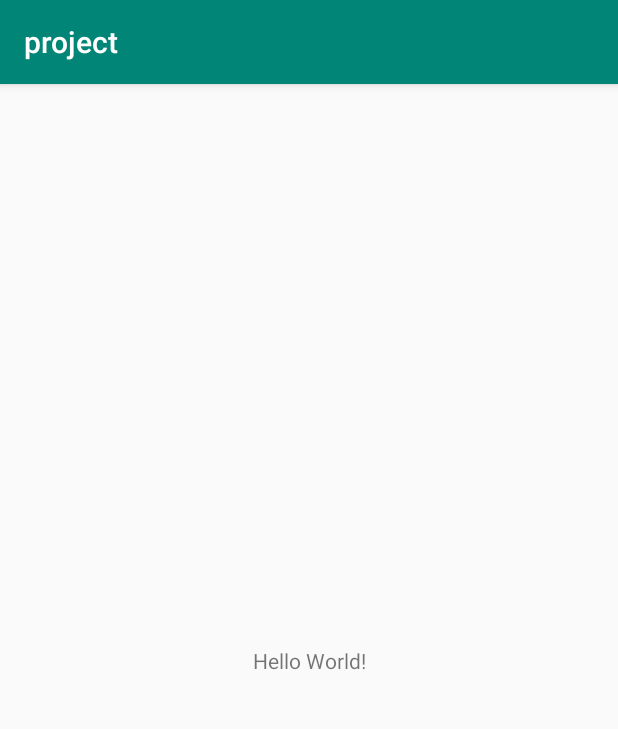
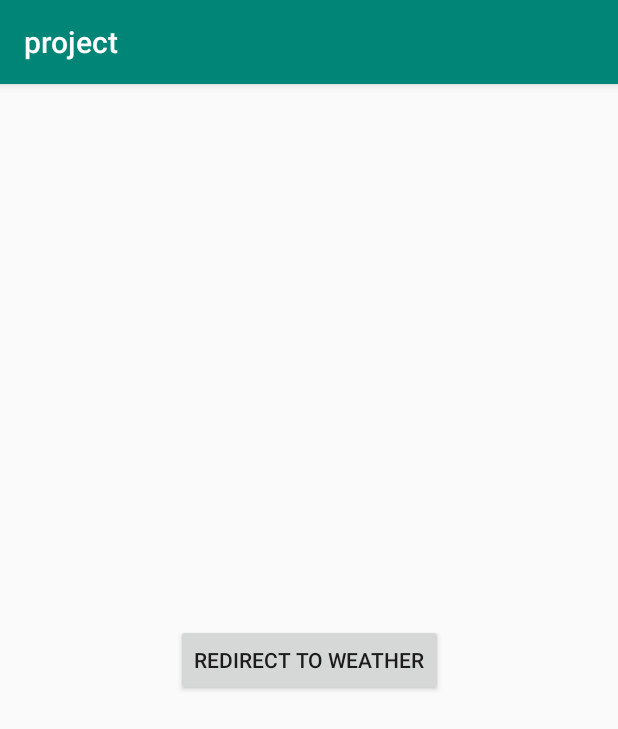
Before and after one commit to erikpoole/androidFitnessApp, an Android app: the screen it shows after launch (MainActivity before the commit, Weather after it), on a phone screen of 412 x 824 dp. Shown: the top 729 px of the screen. Run offline under Robolectric (Android 15) with nearby library versions, the phone set to English and light mode, and no system bars.

Commit message:
Really messy implementation of asking for location permissions

```diff
--- a/Project/app/src/main/AndroidManifest.xml
+++ b/Project/app/src/main/AndroidManifest.xml
@@ -2,6 +2,8 @@
 <manifest xmlns:android="http://schemas.android.com/apk/res/android"
     package="com.example.project">
 
+    <uses-permission android:name="android.permission.ACCESS_FINE_LOCATION" />
+    <uses-permission android:name="android.permission.ACCESS_COARSE_LOCATION" />
     <application
         android:allowBackup="true"
         android:icon="@mipmap/ic_launcher"
@@ -9,6 +11,7 @@
         android:roundIcon="@mipmap/ic_launcher_round"
         android:supportsRtl="true"
         android:theme="@style/AppTheme">
+        <activity android:name=".Weather"></activity>
         <activity android:name=".MainActivity">
             <intent-filter>
                 <action android:name="android.intent.action.MAIN" />
--- a/Project/app/src/main/java/com/example/project/MainActivity.java
+++ b/Project/app/src/main/java/com/example/project/MainActivity.java
@@ -1,7 +1,9 @@
 package com.example.project;
 
+import android.content.Intent;
 import android.support.v7.app.AppCompatActivity;
 import android.os.Bundle;
+import android.widget.EditText;
 
 public class MainActivity extends AppCompatActivity {
 
@@ -9,5 +11,8 @@ public class MainActivity extends AppCompatActivity {
     protected void onCreate(Bundle savedInstanceState) {
         super.onCreate(savedInstanceState);
         setContentView(R.layout.activity_main);
+
+        Intent weatherPage = new Intent(this, Weather.class);
+        startActivity(weatherPage);
     }
 }
--- /dev/null
+++ b/Project/app/src/main/java/com/example/project/Weather.java
@@ -0,0 +1,78 @@
+package com.example.project;
+
+import android.Manifest;
+import android.content.Context;
+import android.content.Intent;
+import android.content.pm.PackageManager;
+import android.location.Location;
+import android.location.LocationManager;
+import android.net.Uri;
+import android.support.v4.app.ActivityCompat;
+import android.support.v7.app.AppCompatActivity;
+import android.os.Bundle;
+import android.view.View;
+import android.widget.Button;
+import android.widget.Toast;
+
+public class Weather extends AppCompatActivity implements View.OnClickListener {
+    final int MY_PERMISSIONS_REQUEST_LOCATION = 99;
+
+    @Override
+    protected void onCreate(Bundle savedInstanceState) {
+        super.onCreate(savedInstanceState);
+        setContentView(R.layout.activity_weather);
+
+        Button weatherButton = findViewById(R.id.weatherButton);
+        weatherButton.setOnClickListener(this);
+    }
+
+    @Override
+    public void onClick(View v) {
+
+        switch (v.getId()) {
+            case R.id.weatherButton:
+                LocationManager locationManager = (LocationManager) getSystemService(Context.LOCATION_SERVICE);
+                if (ActivityCompat.checkSelfPermission(
+                        this, Manifest.permission.ACCESS_FINE_LOCATION) != PackageManager.PERMISSION_GRANTED) {
+                    ActivityCompat.requestPermissions( this, new String[] {  Manifest.permission.ACCESS_FINE_LOCATION  }, MY_PERMISSIONS_REQUEST_LOCATION);
+
+                    // TODO: Consider calling
+                    //    ActivityCompat#requestPermissions
+                    // here to request the missing permissions, and then overriding
+                    //   public void onRequestPermissionsResult(int requestCode, String[] permissions,
+                    //                                          int[] grantResults)
+                    // to handle the case where the user grants the permission. See the documentation
+                    // for ActivityCompat#requestPermissions for more details.
+                    Toast.makeText(getApplicationContext(), "Failed", Toast.LENGTH_LONG).show();
+                    return;
+                }
+                Location location = locationManager.getLastKnownLocation(locationManager.GPS_PROVIDER);
+                Toast.makeText(getApplicationContext(), location.toString(), Toast.LENGTH_LONG).show();
+//                Uri webpage = Uri.parse("http://weather.com/weather/tenday/l/Salt+Lake+City+UT+USUT0225:1:US");
+//                Intent webIntent = new Intent(Intent.ACTION_VIEW, webpage);
+//                startActivity(webIntent);
+
+        }
+    }
+
+    @Override
+    public void onRequestPermissionsResult(int requestCode, String[] permissions, int[] grantResults) {
+        switch (requestCode) {
+            case MY_PERMISSIONS_REQUEST_LOCATION: {
+                // If request is cancelled, the result arrays are empty.
+                if (grantResults.length > 0
+                        && grantResults[0] == PackageManager.PERMISSION_GRANTED) {
+                    // permission was granted, yay! Do the
+                    // contacts-related task you need to do.
+                } else {
+                    // permission denied, boo! Disable the
+                    // functionality that depends on this permission.
+                }
+                return;
+            }
+
+            // other 'case' lines to check for other
+            // permissions this app might request.
+        }
+    }
+}
--- /dev/null
+++ b/Project/app/src/main/res/layout/activity_weather.xml
@@ -0,0 +1,19 @@
+<?xml version="1.0" encoding="utf-8"?>
+<android.support.constraint.ConstraintLayout xmlns:android="http://schemas.android.com/apk/res/android"
+    xmlns:app="http://schemas.android.com/apk/res-auto"
+    xmlns:tools="http://schemas.android.com/tools"
+    android:layout_width="match_parent"
+    android:layout_height="match_parent"
+    tools:context=".Weather">
+
+    <Button
+        android:id="@+id/weatherButton"
+        android:layout_width="wrap_content"
+        android:layout_height="wrap_content"
+        app:layout_constraintBottom_toBottomOf="parent"
+        app:layout_constraintTop_toTopOf="parent"
+        app:layout_constraintRight_toRightOf="parent"
+        app:layout_constraintLeft_toLeftOf="parent"
+        android:text="redirect to weather"/>
+
+</android.support.constraint.ConstraintLayout>
```
